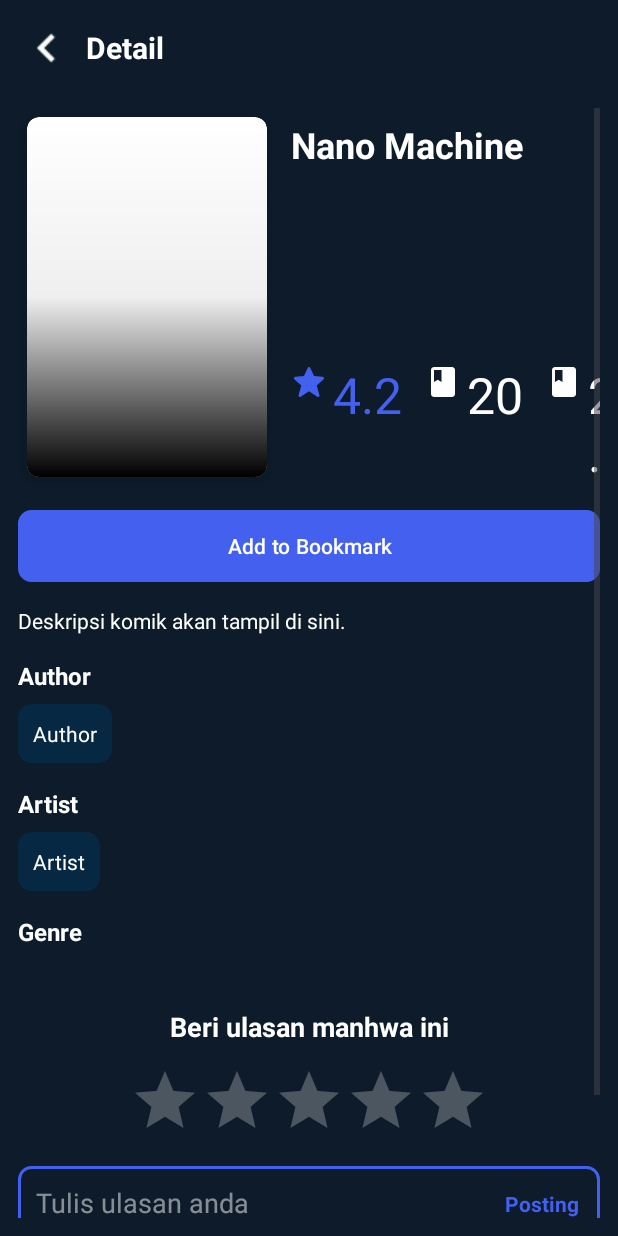
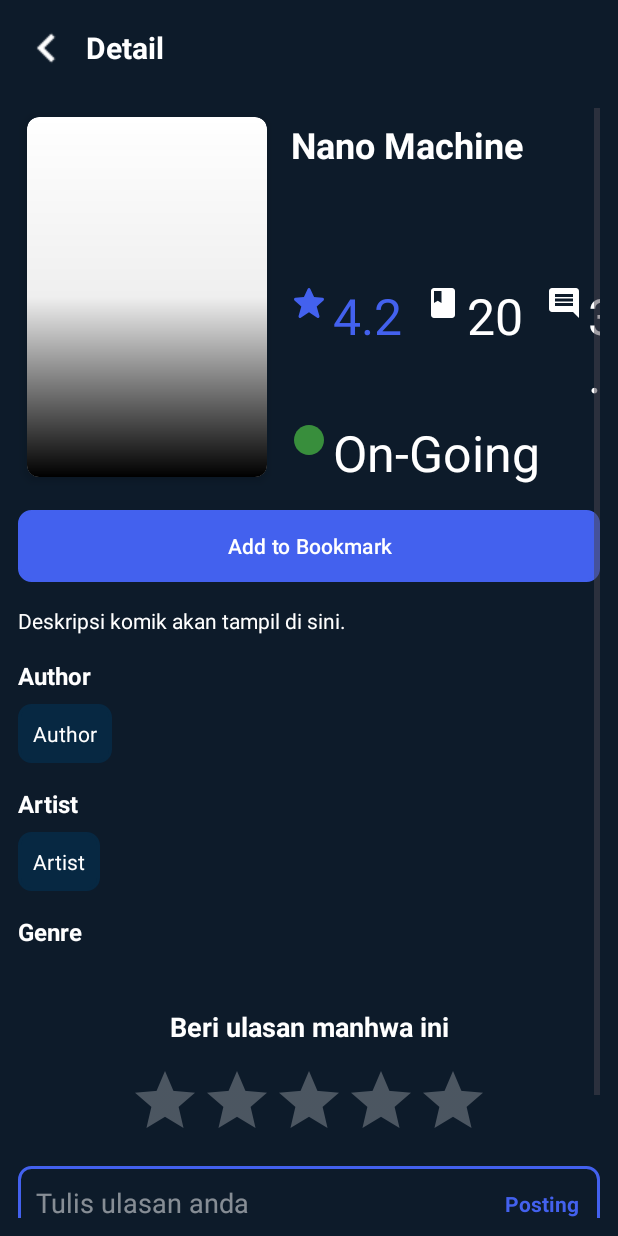
Before and after one commit to onesusnayir/Tugas-Besar-Platform, an Android app: the layout activity_comic_detail.xml on its own in the app's theme, with its tools: preview values and no code run, on a phone screen of 412 x 824 dp. Run offline under Robolectric (Android 15) with nearby library versions, the phone set to English and light mode, and no system bars.

Commit message:
Membuat detail status

```diff
--- a/app/src/main/java/com/example/manchingu/fragments/BookmarkFragment.java
+++ b/app/src/main/java/com/example/manchingu/fragments/BookmarkFragment.java
@@ -97,6 +97,8 @@ public class BookmarkFragment extends Fragment
                 intent.putExtra("poster", comic.getPoster());
                 intent.putExtra("synopsis", comic.getSynopsis());
                 intent.putExtra("id_comic", comic.getId_comic());
+                intent.putExtra("status",comic.getStatus());
+                intent.putExtra("bookmarked",comic.getBookmarked());
                 intent.putStringArrayListExtra("genre", new ArrayList<>(comic.getGenre()));
                 startActivity(intent);
             }
--- a/app/src/main/java/com/example/manchingu/fragments/HomeFragment.java
+++ b/app/src/main/java/com/example/manchingu/fragments/HomeFragment.java
@@ -371,6 +371,8 @@ public class HomeFragment extends Fragment
         detailIntent.putExtra("artist", comic.getArtist());
         detailIntent.putExtra("poster", comic.getPoster());
         detailIntent.putExtra("synopsis", comic.getSynopsis());
+        detailIntent.putExtra("status", comic.getStatus());
+        detailIntent.putExtra("bookmarked",comic.getBookmarked());
 
         if (comic.getGenre() != null) {
             detailIntent.putStringArrayListExtra("genre", new ArrayList<>(comic.getGenre()));
--- a/app/src/main/java/com/example/manchingu/fragments/SearchFragment.java
+++ b/app/src/main/java/com/example/manchingu/fragments/SearchFragment.java
@@ -239,6 +239,8 @@ public class SearchFragment extends Fragment
         detailIntent.putExtra("artist", comic.getArtist());
         detailIntent.putExtra("poster", comic.getPoster());
         detailIntent.putExtra("synopsis", comic.getSynopsis());
+        detailIntent.putExtra("status",comic.getStatus());
+        detailIntent.putExtra("bookmarked",comic.getBookmarked());
 
         // Pastikan comic.getGenre() tidak null sebelum dimasukkan ke ArrayListExtra
         if (comic.getGenre() != null) {
--- /dev/null
+++ b/app/src/main/res/drawable/baseline_circle_24.xml
@@ -0,0 +1,5 @@
+<vector xmlns:android="http://schemas.android.com/apk/res/android" android:height="24dp" android:tint="#000000" android:viewportHeight="24" android:viewportWidth="24" android:width="24dp">
+
+    <path android:fillColor="@android:color/white" android:pathData="M12,2C6.47,2 2,6.47 2,12s4.47,10 10,10 10,-4.47 10,-10S17.53,2 12,2z"/>
+
+</vector>
--- /dev/null
+++ b/app/src/main/res/drawable/baseline_comment_24.xml
@@ -0,0 +1,5 @@
+<vector xmlns:android="http://schemas.android.com/apk/res/android" android:autoMirrored="true" android:height="24dp" android:tint="#000000" android:viewportHeight="24" android:viewportWidth="24" android:width="24dp">
+
+    <path android:fillColor="@android:color/white" android:pathData="M21.99,4c0,-1.1 -0.89,-2 -1.99,-2L4,2c-1.1,0 -2,0.9 -2,2v12c0,1.1 0.9,2 2,2h14l4,4 -0.01,-18zM18,14L6,14v-2h12v2zM18,11L6,11L6,9h12v2zM18,8L6,8L6,6h12v2z"/>
+
+</vector>
--- /dev/null
+++ b/app/src/main/res/drawable/baseline_mode_comment_24.xml
@@ -0,0 +1,5 @@
+<vector xmlns:android="http://schemas.android.com/apk/res/android" android:height="24dp" android:tint="#000000" android:viewportHeight="24" android:viewportWidth="24" android:width="24dp">
+
+    <path android:fillColor="@android:color/white" android:pathData="M21.99,4c0,-1.1 -0.89,-2 -1.99,-2H4c-1.1,0 -2,0.9 -2,2v12c0,1.1 0.9,2 2,2h14l4,4 -0.01,-18z"/>
+
+</vector>
--- a/app/src/main/res/layout/activity_comic_detail.xml
+++ b/app/src/main/res/layout/activity_comic_detail.xml
@@ -109,6 +109,7 @@
                             android:textAlignment="viewStart"
                             android:src="@drawable/star"/>
                         <TextView
+                            android:id="@+id/tvAvgRating"
                             android:layout_width="wrap_content"
                             android:layout_height="wrap_content"
                             android:layout_marginTop="8dp"
@@ -131,6 +132,7 @@
                             app:tint="@color/white"
                             android:src="@drawable/baseline_bookmark_24"/>
                         <TextView
+                            android:id="@+id/tvBookmarkNum"
                             android:layout_width="wrap_content"
                             android:layout_height="wrap_content"
                             android:layout_marginLeft="4dp"
@@ -150,8 +152,9 @@
                             android:gravity="start"
                             android:textAlignment="viewStart"
                             app:tint="@color/white"
-                            android:src="@drawable/baseline_bookmark_24"/>
+                            android:src="@drawable/baseline_comment_24"/>
                         <TextView
+                            android:id="@+id/tvComment"
                             android:layout_width="wrap_content"
                             android:layout_height="wrap_content"
                             android:layout_marginLeft="4dp"
@@ -159,7 +162,34 @@
                             android:ellipsize="end"
                             android:gravity="start"
                             android:textAlignment="viewStart"
-                            android:text="20"
+                            android:text="30"
+                            android:textSize="50px"
+                            android:textStyle="normal" />
+                    </LinearLayout>
+                    <LinearLayout
+                        android:layout_width="wrap_content"
+                        android:layout_height="wrap_content"
+                        android:orientation="horizontal">
+                        <ImageView
+                            android:id="@+id/tvColorStatus"
+                            android:layout_width="wrap_content"
+                            android:layout_height="wrap_content"
+                            android:layout_marginTop="10dp"
+                            android:ellipsize="end"
+                            android:gravity="start"
+                            android:textAlignment="viewStart"
+                            app:tint="@color/green"
+                            android:src="@drawable/baseline_circle_24"/>
+                        <TextView
+                            android:id="@+id/tvStatus"
+                            android:layout_width="wrap_content"
+                            android:layout_height="wrap_content"
+                            android:layout_marginLeft="4dp"
+                            android:layout_marginTop="8dp"
+                            android:ellipsize="end"
+                            android:gravity="start"
+                            android:textAlignment="viewStart"
+                            android:text="On-Going"
                             android:textSize="50px"
                             android:textStyle="normal" />
                     </LinearLayout>
--- a/app/src/main/res/values/colors.xml
+++ b/app/src/main/res/values/colors.xml
@@ -6,4 +6,6 @@
     <color name="backgroundBtn">#4361EE</color>
     <color name="light_blue">#4361EE</color>
     <color name="dark_blue">#072842</color>
+    <color name="green">#388E3C</color>
+    <color name="red">#D32F2F</color>
 </resources>
```
Also changed, not shown: app/src/main/java/com/example/manchingu/activities/ComicDetailActivity.java (+46 -2 lines).
